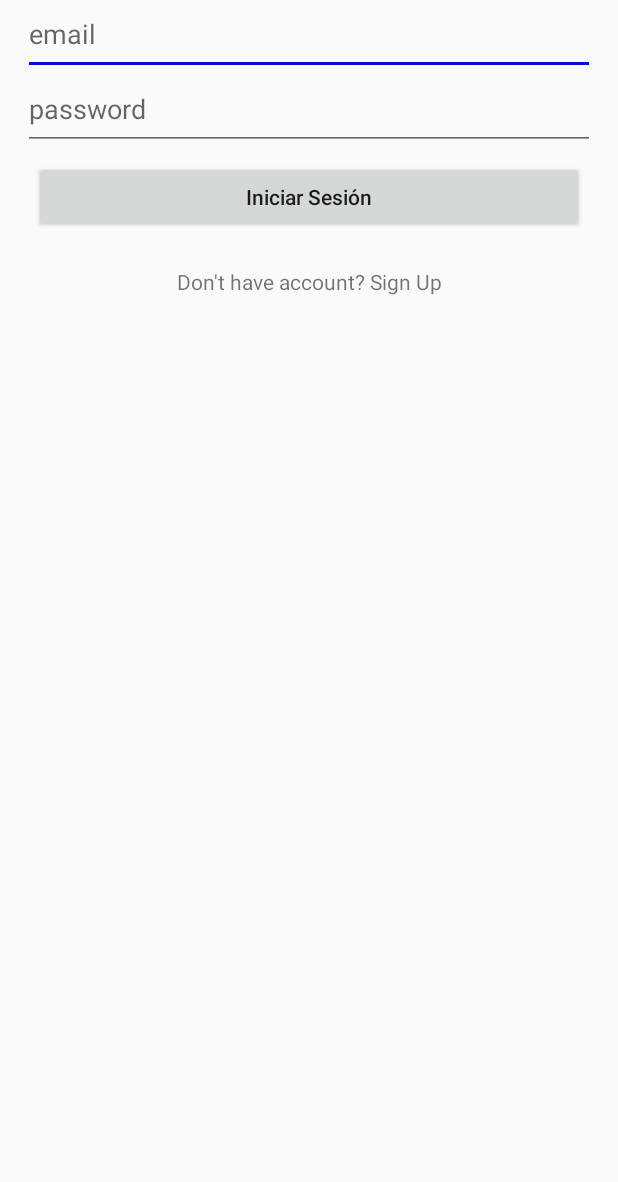
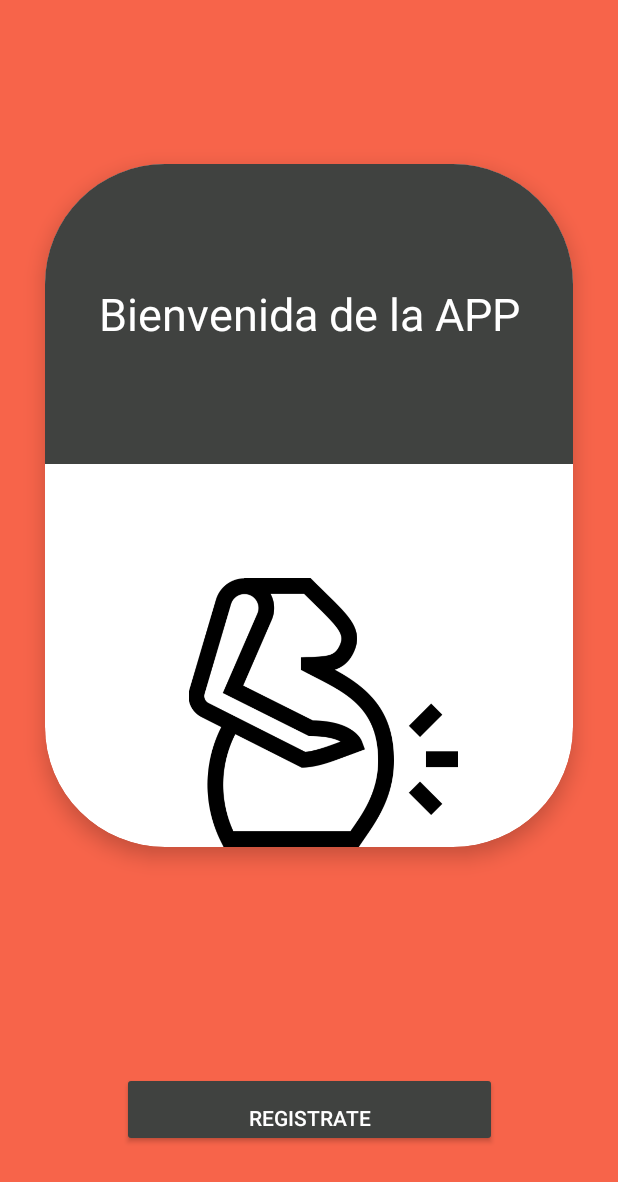
Before and after one commit to Joe545/teghpp, an Android app: the layout activity_main.xml on its own in the app's theme, with its tools: preview values and no code run, on a phone screen of 412 x 824 dp. Shown: the top 1182 px of the screen. Run offline under Robolectric (Android 15) with nearby library versions, the phone set to English and light mode, and no system bars.

Commit message:
pantalla de bienvenida

```diff
--- a/app/src/main/java/com/teghpp/Patientdata.java
+++ b/app/src/main/java/com/teghpp/Patientdata.java
@@ -91,7 +91,7 @@ public class Patientdata extends AppCompatActivity {
 
                 FirebaseAuth.getInstance().signOut();
                 finish();
-                startActivity(new Intent(this, MainActivity.class));
+                startActivity(new Intent(this, Login.class));
 
                 break;
         }
--- a/app/src/main/java/com/teghpp/Registro.java
+++ b/app/src/main/java/com/teghpp/Registro.java
@@ -143,7 +143,7 @@ public class Registro extends AppCompatActivity implements View.OnClickListener
 
             case R.id.textViewLogin:
                 finish();
-                startActivity(new Intent(this, MainActivity.class));
+                startActivity(new Intent(this, Login.class));
                 break;
         }
     }
--- a/app/src/main/java/com/teghpp/SplashActivity.java
+++ b/app/src/main/java/com/teghpp/SplashActivity.java
@@ -5,9 +5,7 @@ import android.os.Bundle;
 import android.support.annotation.Nullable;
 import android.support.v7.app.AppCompatActivity;
 
-/**
- * Created by ssaurel on 02/12/2016.
- */
+
 public class SplashActivity extends AppCompatActivity {
 
     @Override
--- a/app/src/main/res/layout/activity_hora.xml
+++ b/app/src/main/res/layout/activity_hora.xml
@@ -4,7 +4,7 @@
     android:layout_width="match_parent"
     android:layout_height="match_parent"
     xmlns:app="http://schemas.android.com/apk/res-auto"
-    tools:context="com.teghpp.MainActivity"
+    tools:context="com.teghpp.Login"
     android:orientation="vertical">
 
     <Chronometer
--- a/app/src/main/res/layout/activity_main.xml
+++ b/app/src/main/res/layout/activity_main.xml
@@ -1,89 +1,84 @@
 <?xml version="1.0" encoding="utf-8"?>
-<RelativeLayout xmlns:android="http://schemas.android.com/apk/res/android"
+<android.support.constraint.ConstraintLayout xmlns:android="http://schemas.android.com/apk/res/android"
+    xmlns:app="http://schemas.android.com/apk/res-auto"
     xmlns:tools="http://schemas.android.com/tools"
     android:layout_width="match_parent"
     android:layout_height="match_parent"
+    android:background="@color/rojo"
+    android:backgroundTintMode="src_atop"
     tools:context=".MainActivity">
 
-    <RelativeLayout
-        android:layout_width="match_parent"
-        android:layout_height="wrap_content"
-        android:layout_weight="1">
-
-        <ImageView
-            android:layout_width="85dp"
-            android:layout_height="100dp"
-            android:layout_centerHorizontal="true"
-            android:layout_centerVertical="true"
-            />
-
-    </RelativeLayout>
+    <android.support.v7.widget.CardView
+        android:id="@+id/cardView"
+        android:layout_width="0dp"
+        android:layout_height="455dp"
+        android:layout_rowWeight="1"
+        android:layout_columnWeight="1"
+        android:layout_marginStart="30dp"
+        android:layout_marginEnd="30dp"
+        android:layout_marginBottom="100dp"
+        app:cardCornerRadius="80dp"
+        app:cardElevation="8dp"
+        app:layout_constraintBottom_toBottomOf="parent"
+        app:layout_constraintEnd_toEndOf="parent"
+        app:layout_constraintHorizontal_bias="0.466"
+        app:layout_constraintStart_toStartOf="parent"
+        app:layout_constraintTop_toTopOf="parent"
+        app:layout_constraintVertical_bias="0.407">
 
 
-    <RelativeLayout
-        android:layout_width="match_parent"
-        android:layout_height="wrap_content"
-        android:layout_weight="1"
-        >
+        <android.support.constraint.ConstraintLayout
+            android:layout_width="match_parent"
+            android:layout_height="match_parent">
 
-        <LinearLayout
-            android:layout_width="match_parent"
-            android:layout_height="wrap_content"
-            android:layout_centerVertical="true"
-            android:orientation="vertical"
-            android:paddingLeft="15dp"
-            android:paddingRight="15dp">
+            <TextView
+                android:layout_width="match_parent"
+                android:layout_height="200dp"
+                android:background="@color/colorPrimary"
+                android:gravity="center|center_vertical"
+                android:text="Bienvenida de la APP"
+                android:textColor="#FFFFFF"
+                android:textSize="30sp"
+                app:layout_constraintBottom_toTopOf="@+id/imageView4"
+                app:layout_constraintEnd_toEndOf="parent"
+                app:layout_constraintHorizontal_bias="0.0"
+                app:layout_constraintStart_toStartOf="parent"
+                app:layout_constraintTop_toTopOf="parent"
+                app:layout_constraintVertical_bias="0.0" />
+
+            <ImageView
+                android:id="@+id/imageView4"
+                android:layout_width="220dp"
+                android:layout_height="179dp"
+                android:layout_gravity="center|bottom"
+                android:layout_marginStart="8dp"
+                android:layout_marginEnd="8dp"
+                android:src="@drawable/logo"
+                app:layout_constraintBottom_toBottomOf="parent"
+                app:layout_constraintEnd_toEndOf="parent"
+                app:layout_constraintHorizontal_bias="0.582"
+                app:layout_constraintStart_toStartOf="parent" />
+
+        </android.support.constraint.ConstraintLayout>
+    </android.support.v7.widget.CardView>
+
+    <Button
+        android:layout_width="250dp"
+        android:layout_height="50dp"
+        android:layout_marginStart="8dp"
+        android:layout_marginEnd="8dp"
+        android:layout_marginBottom="4dp"
+        android:gravity="center|bottom"
+        android:textAlignment="gravity"
+        android:textColor="@color/blanco"
+        android:onClick="goToMenu"
+        android:text="Registrate"
+        android:backgroundTint="@color/colorPrimary"
+        app:layout_constraintBottom_toBottomOf="parent"
+        app:layout_constraintEnd_toEndOf="parent"
+        app:layout_constraintStart_toStartOf="parent"
+        app:layout_constraintTop_toBottomOf="@+id/cardView"
+        app:layout_constraintVertical_bias="0.729" />
 
 
-            <EditText
-                android:id="@+id/editTextEmail"
-                android:layout_width="match_parent"
-                android:layout_height="wrap_content"
-                android:hint="email"
-                android:inputType="textEmailAddress"
-                android:paddingBottom="15dp"
-                />
-
-            <EditText
-                android:id="@+id/editTextPassword"
-                android:layout_width="match_parent"
-                android:layout_height="wrap_content"
-                android:hint="password"
-                android:inputType="textPassword"
-                android:paddingBottom="15dp"
-                />
-
-            <Button
-                android:id="@+id/buttonLogin"
-                android:layout_width="match_parent"
-                android:layout_height="wrap_content"
-                android:layout_gravity="center"
-                android:layout_margin="7dp"
-                android:text="Iniciar Sesión"
-                android:textAllCaps="false"
-
-                />
-
-            <TextView
-                android:id="@+id/textViewSignup"
-                android:layout_width="match_parent"
-                android:layout_height="wrap_content"
-                android:padding="15dp"
-                android:text="Don't have account? Sign Up"
-                android:textAlignment="center"
-                />
-
-
-        </LinearLayout>
-
-        <ProgressBar
-            android:id="@+id/progressbar"
-            android:layout_width="wrap_content"
-            android:layout_height="wrap_content"
-            android:layout_centerHorizontal="true"
-            android:layout_centerVertical="true"
-            android:visibility="gone" />
-    </RelativeLayout>
-
-
-</RelativeLayout>
+</android.support.constraint.ConstraintLayout>
```
Also changed, not shown: app/src/main/AndroidManifest.xml (+7 -8 lines), app/src/main/java/com/teghpp/Login.java (added, +126 -0 lines), app/src/main/java/com/teghpp/MainActivity.java (+5 -98 lines), app/src/main/res/layout/activity_login.xml (added, +85 -0 lines), app/src/main/res/layout/activity_menu.xml (+5 -4 lines).
